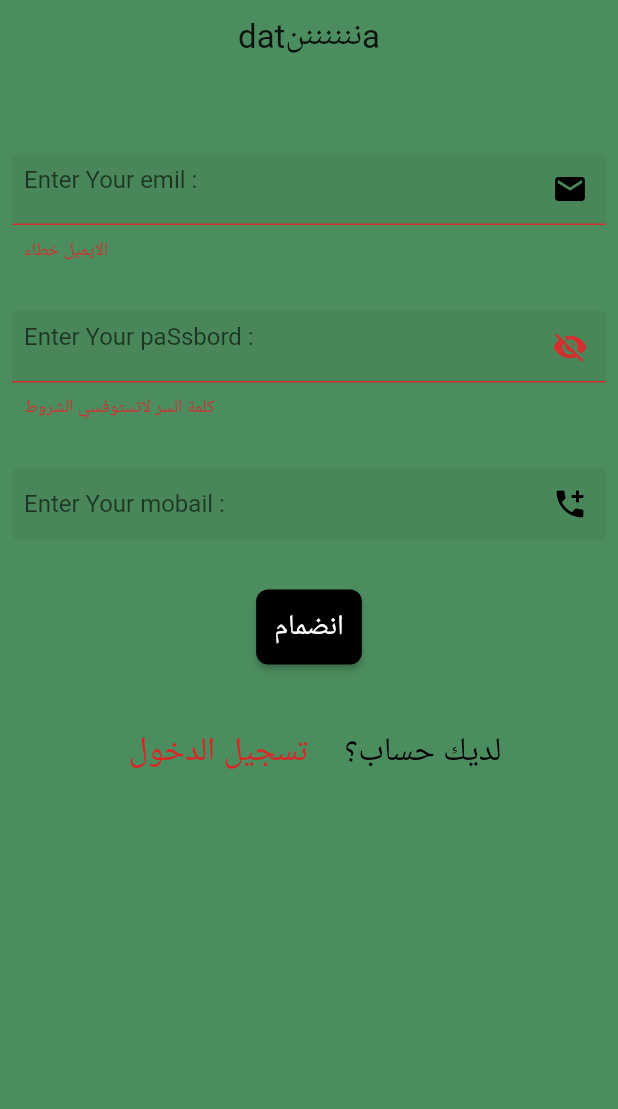
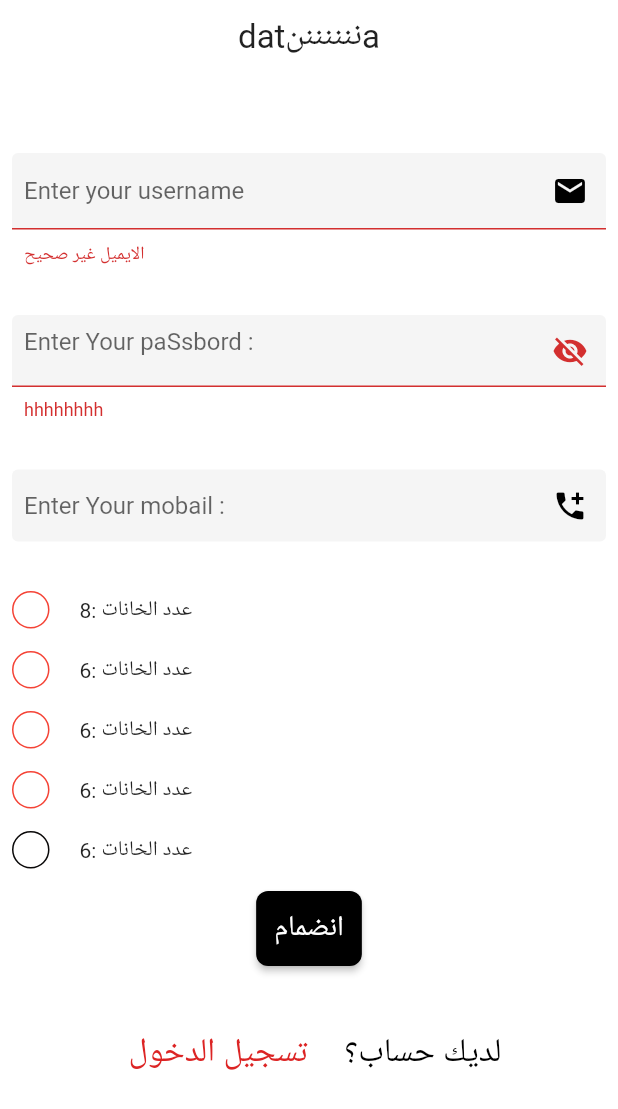
Before and after one commit to fahad3068088/flutter_application_17, a Flutter app: the scinUP screen opened directly, after a tap on "انضمام", on a phone screen of 412 x 824 dp. Shown: the top 1109 px of the screen. Run offline on Flutter 3.47's test engine with Material 2 defaults, Android fonts, the phone set to English and light mode, and no system bars; our stand-ins replace firebase_auth, firebase_core; accounts and stored records are empty.

Commit message:
TextFormField

```diff
--- a/lib/fahad/fahad.dart
+++ b/lib/fahad/fahad.dart
@@ -14,46 +14,11 @@ class _fahadState extends State<fahad> {
   Widget build(BuildContext context) {
     return Scaffold(
         appBar: AppBar(),
-        body: Form(
-          key: _formKey,
-          child: Column(
-            children: [
-              TextFormField(
-                // The validator receives the text that the user has entered.
-                validator: (value) {
-                  if (value == null || value.isEmpty) {
-                    return 'Please enter some text';
-                  }
-                  return null;
-                },
-              ),
-              ElevatedButton(
-  onPressed: () {
-    // Validate returns true if the form is valid, or false otherwise.
-    if (_formKey.currentState!.validate()) {
-      // If the form is valid, display a snackbar. In the real world,
-      // you'd often call a server or save the information in a database.
-      ScaffoldMessenger.of(context).showSnackBar(
-        const SnackBar(content: Text('الله')),
-      );
-    }else{
-   ScaffoldMessenger.of(context).showSnackBar(
-        const SnackBar(content: Text('يوجد خطاء')), );
-    }
-
-  },
-  child: const Text('Submit'),
-),
-
-
-TextFormField(
+        body:TextFormField(
   decoration: const InputDecoration(
     border: UnderlineInputBorder(),
     labelText: 'Enter your username',
   ),
-),
-            ],
-          ),
-        ));
+) ,);
   }
 }
--- a/lib/main.dart
+++ b/lib/main.dart
@@ -26,7 +26,7 @@ class MyApp extends StatelessWidget {
         return Cart();
       },
       child: const MaterialApp(
-        home: Home(),
+        home: scinUP(),
       ),
     );
   }
--- a/lib/sheet/scinUP.dart
+++ b/lib/sheet/scinUP.dart
@@ -3,7 +3,6 @@
 import 'package:firebase_auth/firebase_auth.dart';
 import 'package:flutter/material.dart';
 
-import 'package:email_validator/email_validator.dart';
 import '../const/color.dart';
 import '../const/conss.dart';
 import 'logn.dart';
@@ -22,6 +21,22 @@ class _scinUPState extends State<scinUP> {
   final byController = TextEditingController();
   bool clk = false;
   bool vbn = true;
+
+
+
+
+ bool ispassord8 =false;
+changPassord(String passord){
+  setState(() {
+    if (passord.contains(RegExp(r'.{6,}'))){
+      ispassord8 =true;
+    }
+  });
+
+
+}
+
+
 
   red() async {
     setState(() {
@@ -58,7 +73,7 @@ class _scinUPState extends State<scinUP> {
   @override
   Widget build(BuildContext context) {
     return Scaffold(
-      backgroundColor: appbarGreen,
+      backgroundColor: Colors.white,
       body: Padding(
         padding: const EdgeInsets.all(8.0),
         // ignore: prefer_const_literals_to_create_immutables
@@ -75,41 +90,47 @@ class _scinUPState extends State<scinUP> {
               ),
               TextFormField(
                 validator: (value) {
-                  return value != null && !EmailValidator.validate(value)
-                      ? "الايميل خطاء"
-                      : null;
+                  return value!.contains(RegExp(
+                          r"^[a-zA-Z0-9.a-zA-Z0-9.!#$%&'*+-/=?^_`{|}~]+@[a-zA-Z0-9]+\.[a-zA-Z]+"))
+                      ? null
+                      : "الايميل غير صحيح";
                 },
                 autovalidateMode: AutovalidateMode.onUserInteraction,
                 controller: myController,
                 keyboardType: TextInputType.emailAddress,
                 obscureText: false,
                 decoration: aaa.copyWith(
-                   suffixIcon :Icon(Icons.email,color: Colors.black),
-                  hintText: "Enter Your emil : "),
+                    border: UnderlineInputBorder(),
+                    labelText: 'Enter your username',
+                    suffixIcon: Icon(Icons.email, color: Colors.black),
+                    hintText: "Enter Your emil : "),
               ),
               const SizedBox(
                 height: 33,
               ),
               TextFormField(
+                onChanged: (passord) {
+                  changPassord( passord);
+                },
                 validator: (value) {
-                  return value!.length < 6
-                      ? "كلمة السر لاتستوفسي الشروط"
-                      : null;
+                  return value!.contains(RegExp(r'(\w+)')) ? null : "hhhhhhhh";
                 },
                 autovalidateMode: AutovalidateMode.onUserInteraction,
                 controller: byController,
                 keyboardType: TextInputType.emailAddress,
-                obscureText: vbn?true:false,
+                obscureText: vbn ? true : false,
                 decoration: aaa.copyWith(
-                  suffixIcon :IconButton(
+                  suffixIcon: IconButton(
                     onPressed: () {
                       setState(() {
-                        vbn=!vbn;
+                        vbn = !vbn;
                       });
                     },
-                    icon:vbn? Icon(Icons. visibility_off):Icon(Icons. visibility),),
+                    icon: vbn
+                        ? Icon(Icons.visibility_off)
+                        : Icon(Icons.visibility),
+                  ),
                   hintText: "Enter Your paSsbord : ",
-
                 ),
               ),
               const SizedBox(
@@ -119,11 +140,122 @@ class _scinUPState extends State<scinUP> {
                 keyboardType: TextInputType.emailAddress,
                 obscureText: false,
                 decoration: aaa.copyWith(
-                  suffixIcon :Icon(Icons.add_call,color: Colors.black),
-                  hintText: "Enter Your mobail : "),
+                    suffixIcon: Icon(Icons.add_call, color: Colors.black),
+                    hintText: "Enter Your mobail : "),
               ),
               const SizedBox(
                 height: 33,
+              ),
+              Row(children: [
+                Container(
+                  height: 25,
+                  width: 25,
+                  decoration: BoxDecoration(
+                      border: Border.all(color: Colors.red),
+                      shape: BoxShape.circle,
+                      color:ispassord8?Colors.green:  Colors.white,),
+                  child: Icon(
+                    Icons.check,
+                    size: 15,
+                    color:  Colors.white,
+                  ),
+                ),
+                SizedBox(
+                  width: 20,
+                ),
+                Text("عدد الخانات :8"),
+              ]),
+              SizedBox(
+                height: 15,
+              ),
+              Row(children: [
+                Container(
+                  height: 25,
+                  width: 25,
+                  decoration: BoxDecoration(
+                      border: Border.all(color: Colors.red),
+                      shape: BoxShape.circle,
+                      color: Colors.white),
+                  child: Icon(
+                    Icons.check,
+                    size: 15,
+                    color:  Colors.white,
+                  ),
+                ),
+                SizedBox(
+                  width: 20,
+                ),
+                Text("عدد الخانات :6"),
+              ]),
+              SizedBox(
+                height: 15,
+              ),
+              Row(children: [
+                Container(
+                  height: 25,
+                  width: 25,
+                  decoration: BoxDecoration(
+                      border: Border.all(color: Colors.red),
+                      shape: BoxShape.circle,
+                      color: Colors.white),
+                  child: Icon(
+                    Icons.check,
+                    size: 15,
+                    color:  Colors.white,
+                  ),
+                ),
+                SizedBox(
+                  width: 20,
+                ),
+                Text("عدد الخانات :6"),
+              ]),
+              SizedBox(
+                height: 15,
+              ),
+              Row(children: [
+                Container(
+                  height: 25,
+                  width: 25,
+                  decoration: BoxDecoration(
+                      border: Border.all(color: Colors.red),
+                      shape: BoxShape.circle,
+                      color: Colors.white),
+                  child: Icon(
+                    Icons.check,
+                    size: 15,
+                    color:  Colors.white,
+                  ),
+                ),
+                SizedBox(
+                  width: 20,
+                ),
+                Text("عدد الخانات :6"),
+              ]),
+              SizedBox(
+                height: 15,
+              ),
+              Row(children: [
+                Container(
+                  height: 25,
+                  width: 25,
+                  decoration: BoxDecoration(
+                      border: Border.all(
+                        color: Color.fromARGB(255, 10, 9, 9)),
+                      shape: BoxShape.circle,
+                      color: Colors.white),
+                  child: Icon(
+                    Icons.check,
+                    size: 15,
+                    color: Colors.white,
+                  ),
+                ),
+                SizedBox(
+                  width: 20,
+                ),
+                Text("عدد الخانات :6"),
+              ]),
+              SizedBox(
+                height: 15,
               ),
               ElevatedButton(
                 onPressed: () {
```
Also changed, not shown: 1 other file.
